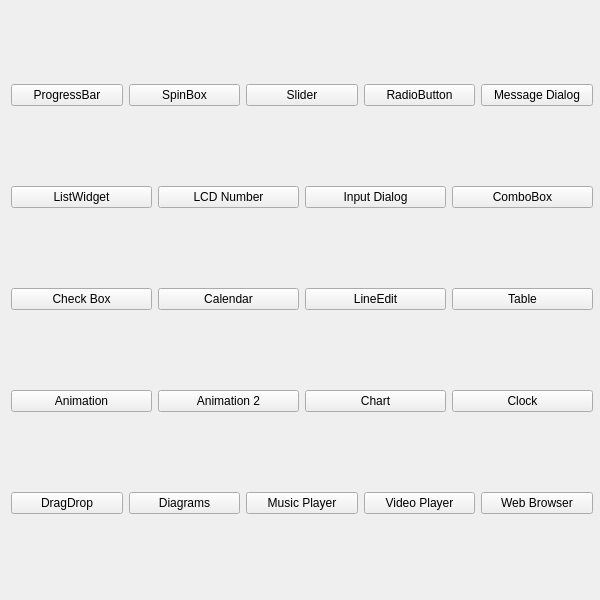
First picture: the form in mainwindow.ui, repository OlesSt/qt_BasicWidgets, before the edit.
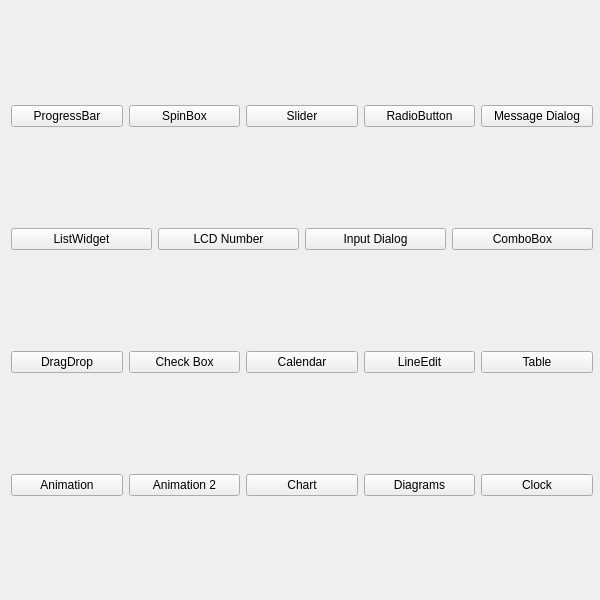
Second picture: the form after the edit.

Commit message: Fix main window

The edit to the form file:
```diff
--- a/mainwindow.ui
+++ b/mainwindow.ui
@@ -103,6 +103,13 @@
      </item>
      <item>
       <layout class="QHBoxLayout" name="horizontalLayout_3">
+       <item>
+        <widget class="QPushButton" name="pushDragDrop">
+         <property name="text">
+          <string>DragDrop</string>
+         </property>
+        </widget>
+       </item>
        <item>
         <widget class="QPushButton" name="pushCheckBox">
          <property name="text">
@@ -157,24 +164,6 @@
         </widget>
        </item>
        <item>
-        <widget class="QPushButton" name="pushClock">
-         <property name="text">
-          <string>Clock</string>
-         </property>
-        </widget>
-       </item>
-      </layout>
-     </item>
-     <item>
-      <layout class="QHBoxLayout" name="horizontalLayout_5">
-       <item>
-        <widget class="QPushButton" name="pushDragDrop">
-         <property name="text">
-          <string>DragDrop</string>
-         </property>
-        </widget>
-       </item>
-       <item>
         <widget class="QPushButton" name="pushDiagrams">
          <property name="text">
           <string>Diagrams</string>
@@ -182,23 +171,9 @@
         </widget>
        </item>
        <item>
-        <widget class="QPushButton" name="pushMusicPlayer">
+        <widget class="QPushButton" name="pushClock">
          <property name="text">
-          <string>Music Player</string>
-         </property>
-        </widget>
-       </item>
-       <item>
-        <widget class="QPushButton" name="pushVideoPlayer">
-         <property name="text">
-          <string>Video Player</string>
-         </property>
-        </widget>
-       </item>
-       <item>
-        <widget class="QPushButton" name="pushWebBrowser">
-         <property name="text">
-          <string>Web Browser</string>
+          <string>Clock</string>
          </property>
         </widget>
        </item>
```
The commit also changes 1 other file.
